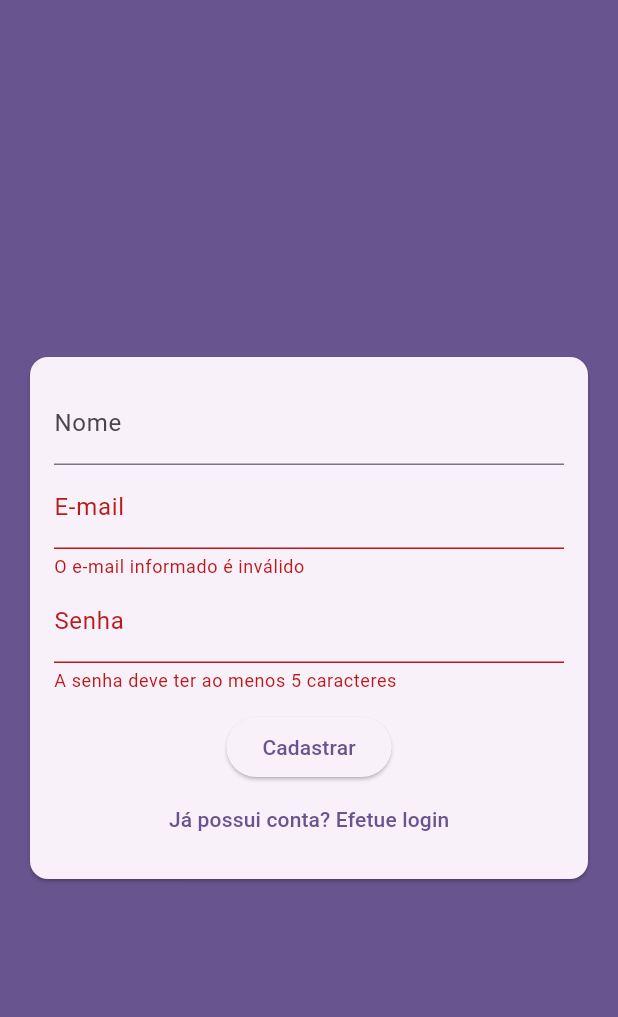
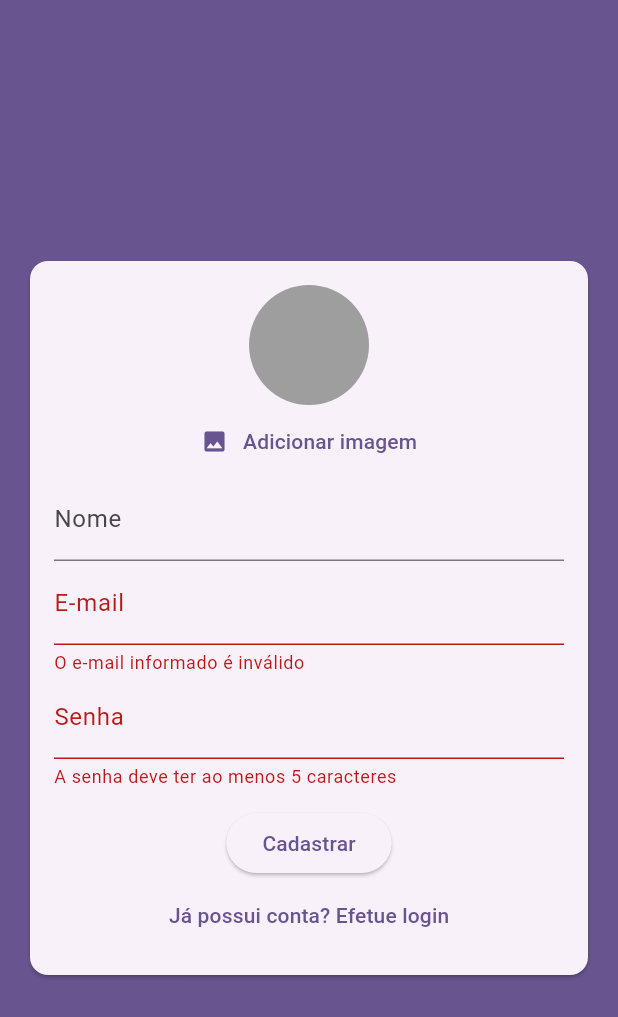
Before and after one commit to maitabom/flutter-chat, a Flutter app: the screen it shows after launch, after a tap on "Entrar", after a tap on "Criar uma nova conta", on a phone screen of 412 x 824 dp. Shown: the top 1017 px of the screen. Run offline on Flutter 3.47's test engine with Material 3 defaults, Android fonts, the phone set to English and light mode, and no system bars; our stand-ins replace image_picker.

Commit message:
adiciona o componente UserImagePicker para seleção de imagens no formulário de autenticação

```diff
--- a/lib/components/auth_form.dart
+++ b/lib/components/auth_form.dart
@@ -1,3 +1,6 @@
+import 'dart:io';
+
+import 'package:chat/components/user_image_picker.dart';
 import 'package:chat/models/auth_form_data.dart';
 import 'package:flutter/material.dart';
 
@@ -19,7 +22,24 @@ class _AuthFormState extends State<AuthForm> {
 
     if (!isValid) return;
 
+    if (_authFormData.image == null && _authFormData.isSignUp) {
+      return _showError('Imagem não selecionada.');
+    }
+
     widget.onSubmit(_authFormData);
+  }
+
+  void _showError(String message) {
+    ScaffoldMessenger.of(context).showSnackBar(
+      SnackBar(
+        content: Text(message),
+        backgroundColor: Theme.of(context).colorScheme.error,
+      ),
+    );
+  }
+
+  void _handleImagePick(File image) {
+    _authFormData.image = image;
   }
 
   @override
@@ -32,6 +52,8 @@ class _AuthFormState extends State<AuthForm> {
           key: _formKey,
           child: Column(
             children: [
+              if (_authFormData.isSignUp)
+                UserImagePicker(onImagePick: _handleImagePick),
               if (_authFormData.isSignUp)
                 TextFormField(
                   key: ValueKey('name'),
--- /dev/null
+++ b/lib/components/user_image_picker.dart
@@ -0,0 +1,59 @@
+import 'dart:io';
+
+import 'package:flutter/material.dart';
+import 'package:image_picker/image_picker.dart';
+
+class UserImagePicker extends StatefulWidget {
+  final void Function(File image) onImagePick;
+
+  const UserImagePicker({required this.onImagePick, super.key});
+
+  @override
+  State<UserImagePicker> createState() => _UserImagePickerState();
+}
+
+class _UserImagePickerState extends State<UserImagePicker> {
+  File? _image;
+
+  Future<void> _pickImage() async {
+    final picker = ImagePicker();
+
+    final pickedImage = await picker.pickImage(
+      source: ImageSource.gallery,
+      imageQuality: 50,
+      maxWidth: 150,
+    );
+
+    if (pickedImage != null) {
+      setState(() {
+        _image = File(pickedImage.path);
+      });
+
+      widget.onImagePick(_image!);
+    }
+  }
+
+  @override
+  Widget build(BuildContext context) {
+    return Column(
+      children: [
+        CircleAvatar(
+          radius: 40,
+          backgroundColor: Colors.grey,
+          backgroundImage: _image != null ? FileImage(_image!) : null,
+        ),
+        TextButton(
+          onPressed: _pickImage,
+          child: Row(
+            mainAxisAlignment: MainAxisAlignment.center,
+            children: [
+              Icon(Icons.image, color: Theme.of(context).primaryColor),
+              SizedBox(width: 10),
+              Text('Adicionar imagem'),
+            ],
+          ),
+        ),
+      ],
+    );
+  }
+}
```
